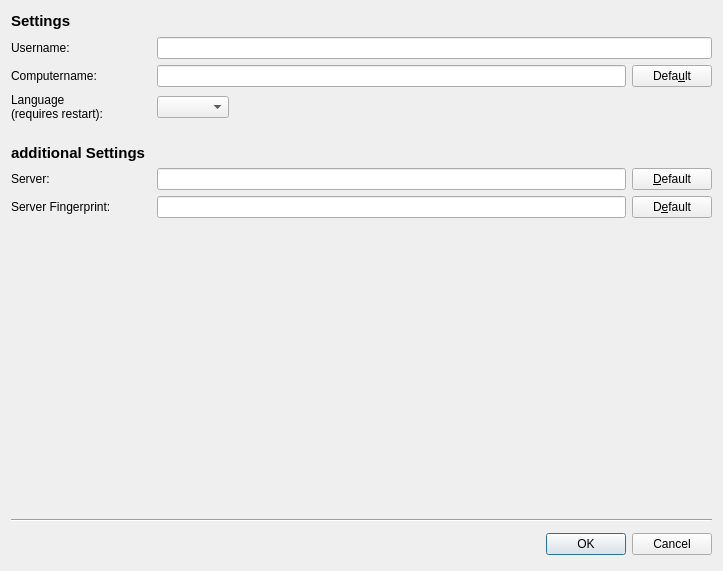
Old version of the form src/gui/settings_form.ui in the repository stepping-stone/sepiola.
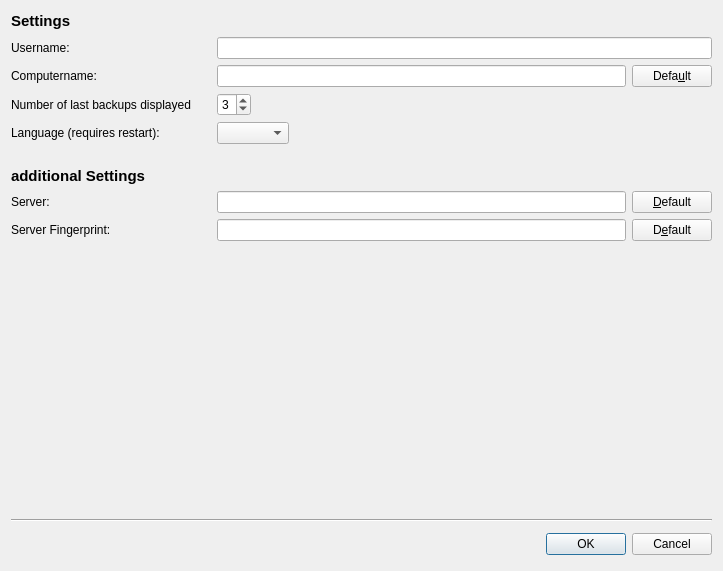
New version of the form.

Commit message: number of last displayed backups added

Patch:
```diff
--- a/src/gui/settings_form.ui
+++ b/src/gui/settings_form.ui
@@ -12,8 +12,8 @@
   <property name="windowTitle" >
    <string>Settings</string>
   </property>
-  <layout class="QGridLayout" >
-   <item row="0" column="0" >
+  <layout class="QVBoxLayout" >
+   <item>
     <layout class="QHBoxLayout" >
      <property name="spacing" >
       <number>6</number>
@@ -22,7 +22,7 @@
       <number>0</number>
      </property>
      <item>
-      <widget class="QLabel" name="label_6" >
+      <widget class="QLabel" name="labelTitle" >
        <property name="font" >
         <font>
          <pointsize>11</pointsize>
@@ -50,7 +50,7 @@
      </item>
     </layout>
    </item>
-   <item row="1" column="0" >
+   <item>
     <layout class="QHBoxLayout" >
      <property name="spacing" >
       <number>6</number>
@@ -68,7 +68,7 @@
        </property>
        <property name="minimumSize" >
         <size>
-         <width>140</width>
+         <width>200</width>
          <height>0</height>
         </size>
        </property>
@@ -82,7 +82,7 @@
      </item>
     </layout>
    </item>
-   <item row="2" column="0" >
+   <item>
     <layout class="QHBoxLayout" >
      <item>
       <widget class="QLabel" name="labelBackupPrefix" >
@@ -94,7 +94,7 @@
        </property>
        <property name="minimumSize" >
         <size>
-         <width>140</width>
+         <width>200</width>
          <height>0</height>
         </size>
        </property>
@@ -132,7 +132,50 @@
      </item>
     </layout>
    </item>
-   <item row="3" column="0" >
+   <item>
+    <layout class="QHBoxLayout" >
+     <item>
+      <widget class="QLabel" name="labelNOfShownLastBackups" >
+       <property name="minimumSize" >
+        <size>
+         <width>200</width>
+         <height>0</height>
+        </size>
+       </property>
+       <property name="text" >
+        <string>Number of last backups displayed</string>
+       </property>
+      </widget>
+     </item>
+     <item>
+      <widget class="QSpinBox" name="spinBoxNOfShownLastBackups" >
+       <property name="minimum" >
+        <number>1</number>
+       </property>
+       <property name="maximum" >
+        <number>5</number>
+       </property>
+       <property name="value" >
+        <number>3</number>
+       </property>
+      </widget>
+     </item>
+     <item>
+      <spacer name="horizontalSpacer" >
+       <property name="orientation" >
+        <enum>Qt::Horizontal</enum>
+       </property>
+       <property name="sizeHint" stdset="0" >
+        <size>
+         <width>40</width>
+         <height>20</height>
+        </size>
+       </property>
+      </spacer>
+     </item>
+    </layout>
+   </item>
+   <item>
     <layout class="QHBoxLayout" >
      <item>
       <widget class="QLabel" name="label_5" >
@@ -144,13 +187,12 @@
        </property>
        <property name="minimumSize" >
         <size>
-         <width>140</width>
+         <width>200</width>
          <height>0</height>
         </size>
        </property>
        <property name="text" >
-        <string>Language
-(requires restart):</string>
+        <string>Language (requires restart):</string>
        </property>
       </widget>
      </item>
@@ -172,7 +214,7 @@
      </item>
     </layout>
    </item>
-   <item row="4" column="0" >
+   <item>
     <layout class="QHBoxLayout" >
      <item>
       <widget class="QLabel" name="label_6" >
@@ -204,7 +246,7 @@
      </item>
     </layout>
    </item>
-   <item row="5" column="0" >
+   <item>
     <layout class="QHBoxLayout" >
      <item>
       <widget class="QLabel" name="labelServer" >
@@ -216,7 +258,7 @@
        </property>
        <property name="minimumSize" >
         <size>
-         <width>140</width>
+         <width>200</width>
          <height>0</height>
         </size>
        </property>
@@ -250,7 +292,7 @@
      </item>
     </layout>
    </item>
-   <item row="6" column="0" >
+   <item>
     <layout class="QHBoxLayout" >
      <item>
       <widget class="QLabel" name="labelServerKey" >
@@ -262,7 +304,7 @@
        </property>
        <property name="minimumSize" >
         <size>
-         <width>140</width>
+         <width>200</width>
          <height>0</height>
         </size>
        </property>
@@ -293,7 +335,7 @@
      </item>
     </layout>
    </item>
-   <item row="7" column="0" >
+   <item>
     <spacer>
      <property name="orientation" >
       <enum>Qt::Vertical</enum>
@@ -306,14 +348,14 @@
      </property>
     </spacer>
    </item>
-   <item row="8" column="0" >
+   <item>
     <widget class="Line" name="line_2" >
      <property name="orientation" >
       <enum>Qt::Horizontal</enum>
      </property>
     </widget>
    </item>
-   <item row="9" column="0" >
+   <item>
     <layout class="QHBoxLayout" >
      <item>
       <spacer>
```
The commit also changes 2 other files.
